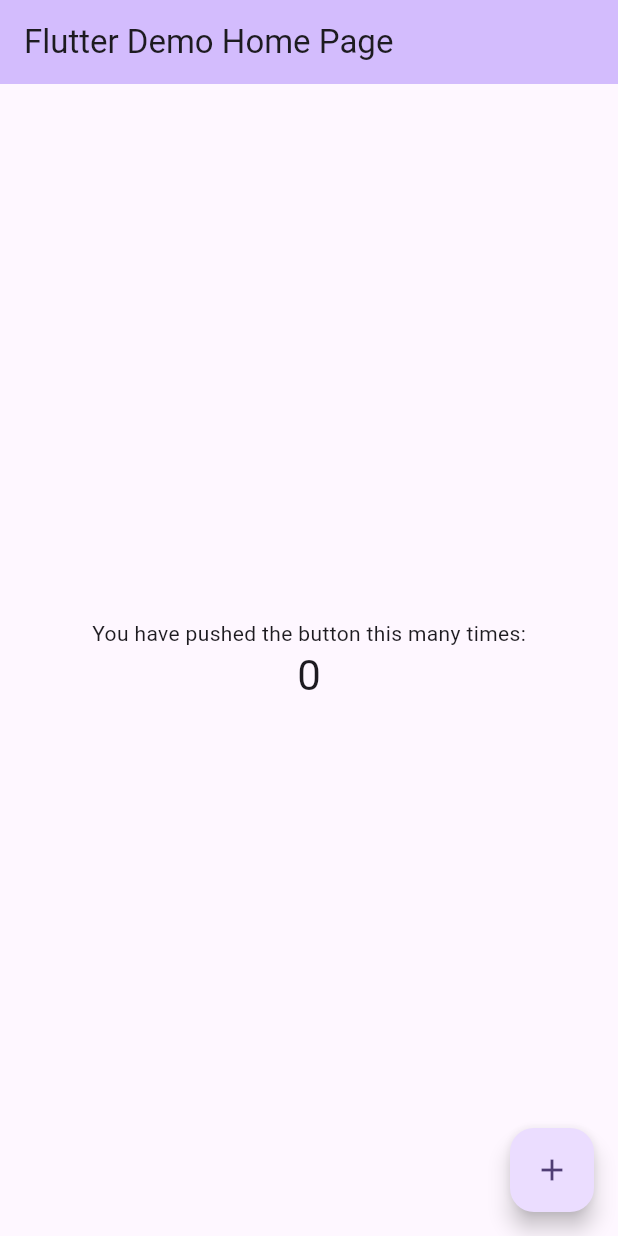
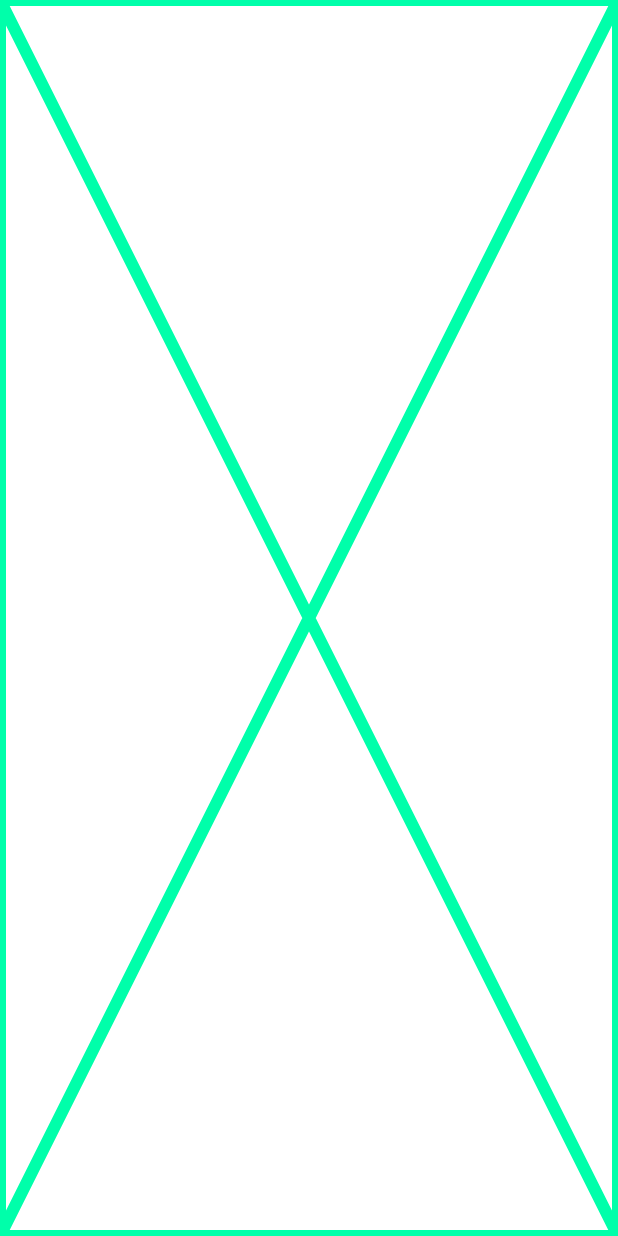
Before and after one commit to dreadedLines/flutter_demo, a Flutter app: the screen it shows after launch, on a phone screen of 412 x 824 dp. Run offline on Flutter 3.47's test engine with Material 3 defaults, Android fonts, the phone set to English and light mode, and no system bars.

Commit message:
Start new app

```diff
--- a/lib/main.dart
+++ b/lib/main.dart
@@ -1,122 +1,14 @@
 import 'package:flutter/material.dart';
 
 void main() {
-  runApp(const MyApp());
+    runApp(FlutterDemoApp());
 }
 
-class MyApp extends StatelessWidget {
-  const MyApp({super.key});
-
-  // This widget is the root of your application.
-  @override
-  Widget build(BuildContext context) {
-    return MaterialApp(
-      title: 'Flutter Demo',
-      theme: ThemeData(
-        // This is the theme of your application.
-        //
-        // TRY THIS: Try running your application with "flutter run". You'll see
-        // the application has a purple toolbar. Then, without quitting the app,
-        // try changing the seedColor in the colorScheme below to Colors.green
-        // and then invoke "hot reload" (save your changes or press the "hot
-        // reload" button in a Flutter-supported IDE, or press "r" if you used
-        // the command line to start the app).
-        //
-        // Notice that the counter didn't reset back to zero; the application
-        // state is not lost during the reload. To reset the state, use hot
-        // restart instead.
-        //
-        // This works for code too, not just values: Most code changes can be
-        // tested with just a hot reload.
-        colorScheme: .fromSeed(seedColor: Colors.deepPurple),
-      ),
-      home: const MyHomePage(title: 'Flutter Demo Home Page'),
-    );
-  }
-}
-
-class MyHomePage extends StatefulWidget {
-  const MyHomePage({super.key, required this.title});
-
-  // This widget is the home page of your application. It is stateful, meaning
-  // that it has a State object (defined below) that contains fields that affect
-  // how it looks.
-
-  // This class is the configuration for the state. It holds the values (in this
-  // case the title) provided by the parent (in this case the App widget) and
-  // used by the build method of the State. Fields in a Widget subclass are
-  // always marked "final".
-
-  final String title;
-
-  @override
-  State<MyHomePage> createState() => _MyHomePageState();
-}
-
-class _MyHomePageState extends State<MyHomePage> {
-  int _counter = 0;
-
-  void _incrementCounter() {
-    setState(() {
-      // This call to setState tells the Flutter framework that something has
-      // changed in this State, which causes it to rerun the build method below
-      // so that the display can reflect the updated values. If we changed
-      // _counter without calling setState(), then the build method would not be
-      // called again, and so nothing would appear to happen.
-      _counter++;
-    });
-  }
+class FlutterDemoApp extends StatelessWidget {
+  const FlutterDemoApp({super.key});
 
   @override
   Widget build(BuildContext context) {
-    // This method is rerun every time setState is called, for instance as done
-    // by the _incrementCounter method above.
-    //
-    // The Flutter framework has been optimized to make rerunning build methods
-    // fast, so that you can just rebuild anything that needs updating rather
-    // than having to individually change instances of widgets.
-    return Scaffold(
-      appBar: AppBar(
-        // TRY THIS: Try changing the color here to a specific color (to
-        // Colors.amber, perhaps?) and trigger a hot reload to see the AppBar
-        // change color while the other colors stay the same.
-        backgroundColor: Theme.of(context).colorScheme.inversePrimary,
-        // Here we take the value from the MyHomePage object that was created by
-        // the App.build method, and use it to set our appbar title.
-        title: Text(widget.title),
-      ),
-      body: Center(
-        // Center is a layout widget. It takes a single child and positions it
-        // in the middle of the parent.
-        child: Column(
-          // Column is also a layout widget. It takes a list of children and
-          // arranges them vertically. By default, it sizes itself to fit its
-          // children horizontally, and tries to be as tall as its parent.
-          //
-          // Column has various properties to control how it sizes itself and
-          // how it positions its children. Here we use mainAxisAlignment to
-          // center the children vertically; the main axis here is the vertical
-          // axis because Columns are vertical (the cross axis would be
-          // horizontal).
-          //
-          // TRY THIS: Invoke "debug painting" (choose the "Toggle Debug Paint"
-          // action in the IDE, or press "p" in the console), to see the
-          // wireframe for each widget.
-          mainAxisAlignment: .center,
-          children: [
-            const Text('You have pushed the button this many times:'),
-            Text(
-              '$_counter',
-              style: Theme.of(context).textTheme.headlineMedium,
-            ),
-          ],
-        ),
-      ),
-      floatingActionButton: FloatingActionButton(
-        onPressed: _incrementCounter,
-        tooltip: 'Increment',
-        child: const Icon(Icons.add),
-      ),
-    );
+    return const Placeholder(color: Color(0xFF00FFAA), strokeWidth: 8,);
   }
 }
```
